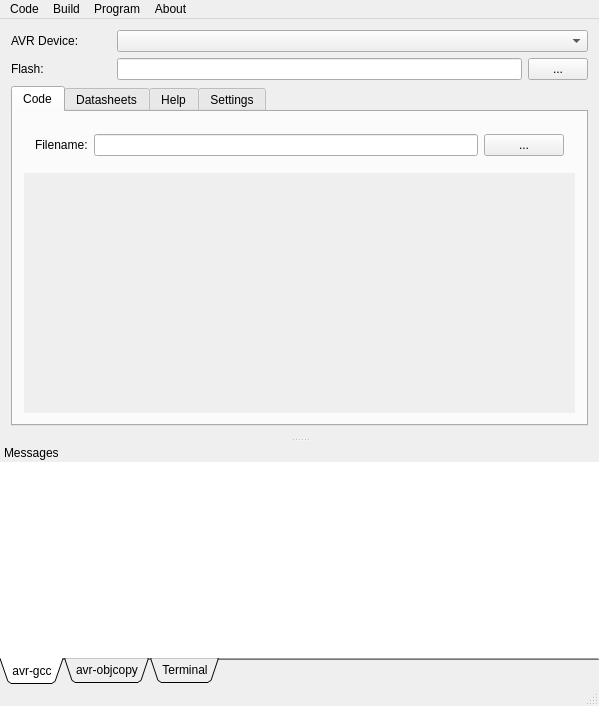
Before: the Qt Designer form jpiiavr/mainwindow.ui in pbystrup/quickanddirty, drawn with Qt 5.
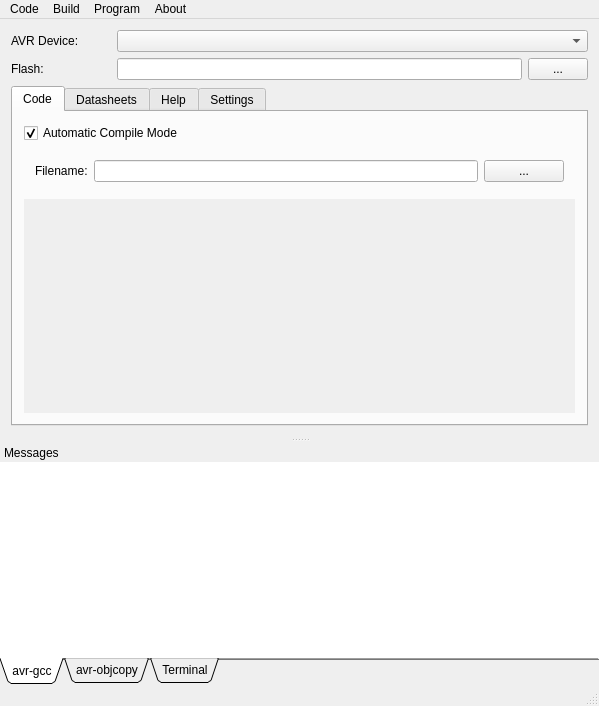
After: the same form once the commit is applied.

Commit message: added automatic compiling on source code change

```diff
--- a/jpiiavr/mainwindow.ui
+++ b/jpiiavr/mainwindow.ui
@@ -104,6 +104,16 @@
         <string>Code</string>
        </attribute>
        <layout class="QVBoxLayout" name="verticalLayout_2">
+        <item>
+         <widget class="QCheckBox" name="checkBoxAutomaticCompile">
+          <property name="text">
+           <string>Automatic Compile Mode</string>
+          </property>
+          <property name="checked">
+           <bool>true</bool>
+          </property>
+         </widget>
+        </item>
         <item>
          <widget class="QWidget" name="widget_5" native="true">
           <layout class="QHBoxLayout" name="horizontalLayout_9">
@@ -141,7 +151,7 @@
              <x>0</x>
              <y>0</y>
              <width>559</width>
-             <height>189</height>
+             <height>160</height>
             </rect>
            </property>
            <layout class="QVBoxLayout" name="verticalLayout_9">
```
The commit also changes 2 other files.
